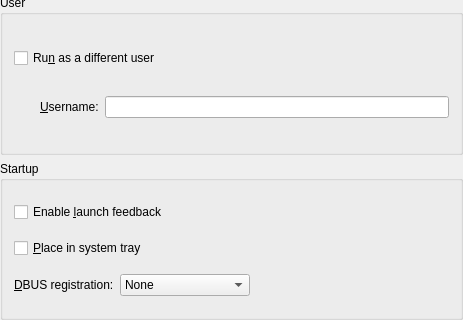
First picture: the form in kio/kfile/kpropertiesdesktopadvbase.ui, repository KDE/kdelibs, before the edit; both pictures show x 0 to 463 and y 170 to 490 of the 463 by 490 pixel window.
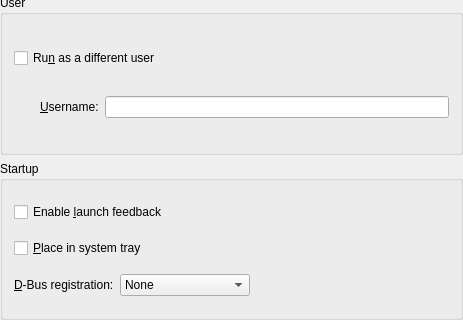
Second picture: the form after the edit. Custom widgets are drawn as their Qt base class.

```diff
--- a/kio/kfile/kpropertiesdesktopadvbase.ui
+++ b/kio/kfile/kpropertiesdesktopadvbase.ui
@@ -176,7 +176,7 @@
       <item row="2" column="0" >
        <widget class="QLabel" name="textLabel12" >
         <property name="text" >
-         <string>&amp;DBUS registration:</string>
+         <string>&amp;D-Bus registration:</string>
         </property>
         <property name="buddy" >
          <cstring>dbusCombo</cstring>
```
